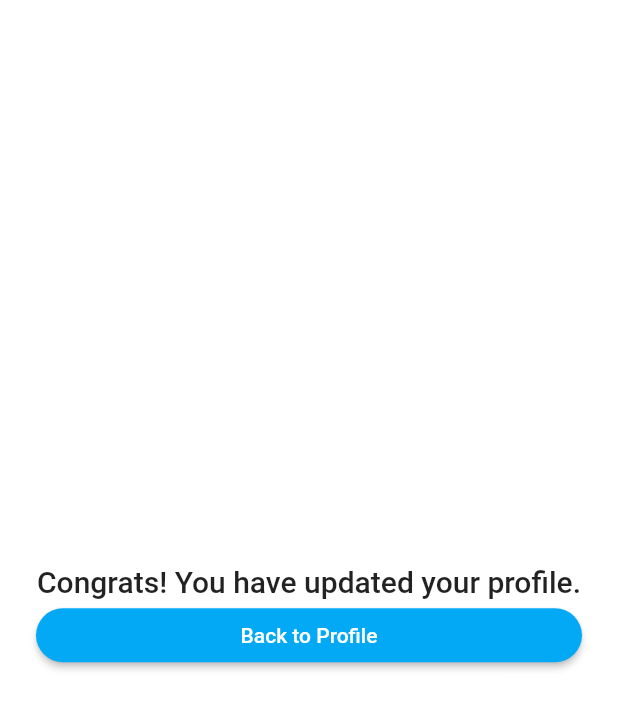
After one commit to MakenaTrust/CS495, a Flutter app: the ProfileUpdateScreen screen opened by its route, after a tap on "Update Profile", on a phone screen of 412 x 824 dp. The commit adds this screen. Shown: the top 709 px of the screen. Run offline on Flutter 3.47's test engine with Material 2 defaults, Android fonts, the phone set to English and light mode, and no system bars; our stand-ins replace cloud_firestore, firebase_auth, firebase_core, firebase_database, qr_flutter; missing offline and left inert: dart:ffi; accounts and stored records are empty.

Commit message:
Added update and query user data. Update profile button on profile with error handling.

```diff
--- /dev/null
+++ b/lib/home_navigation/profile_navigation/profileUpdateSuccess_screen.dart
@@ -0,0 +1,34 @@
+import 'package:flutter/material.dart';
+
+class ProfileUpdateSuccessScreen extends StatelessWidget {
+  const ProfileUpdateSuccessScreen({Key? key}) : super(key: key);
+
+  @override
+  Widget build(BuildContext context) {
+    return Scaffold(
+        backgroundColor: Colors.white,
+        body: Padding(
+          padding: const EdgeInsets.symmetric(horizontal: 24.0),
+          child: Column(
+              mainAxisAlignment: MainAxisAlignment.center,
+              crossAxisAlignment: CrossAxisAlignment.stretch,
+              children: <Widget>[
+                Text(
+                  'Congrats! You have updated your profile.',
+                  style: Theme.of(context).textTheme.headline6,
+                  textAlign: TextAlign.center,
+                ),
+                ElevatedButton(
+                  style: ElevatedButton.styleFrom(
+                      primary: Colors.lightBlue,
+                      shape: RoundedRectangleBorder(
+                          borderRadius: BorderRadius.circular(50))),
+                  child: const Text('Back to Profile'),
+                  onPressed: () {
+                    Navigator.pushNamed(context, 'home_screen');
+                  },
+                ),
+              ]),
+        ));
+  }
+}
--- /dev/null
+++ b/lib/home_navigation/profile_navigation/profileUpdate_screen.dart
@@ -0,0 +1,327 @@
+import 'package:flutter/material.dart';
+import 'package:firebase_auth/firebase_auth.dart';
+import 'package:firebase_database/firebase_database.dart';
+import 'package:cloud_firestore/cloud_firestore.dart';
+import 'package:intl/intl.dart';
+import '/custom/userQuery.dart';
+import '/custom/eventQuery.dart';
+// import 'package:datetime_picker_formfield/datetime_picker_formfield.dart';
+
+class ProfileUpdateScreen extends StatefulWidget {
+  const ProfileUpdateScreen({Key? key}) : super(key: key);
+
+  @override
+  _ProfileUpdateScreenState createState() => _ProfileUpdateScreenState();
+}
+
+class _ProfileUpdateScreenState extends State<ProfileUpdateScreen> {
+  TextEditingController newUsernameController = TextEditingController();
+  TextEditingController newFirstNameController = TextEditingController();
+  TextEditingController newLastNameController = TextEditingController();
+  TextEditingController newPasswordController1 = TextEditingController();
+  TextEditingController newPasswordController2 = TextEditingController();
+
+  final GlobalKey<FormState> _formKey = GlobalKey<FormState>();
+  FirebaseAuth firebaseAuth = FirebaseAuth.instance;
+  DatabaseReference dbRef = FirebaseDatabase.instance.ref().child("Users");
+  String errorMessage = '';
+  bool showSpinner = false;
+  String currentSelectedValue = 'Music';
+  UserQuery x = UserQuery();
+  String fname = " ";
+  String lname = " ";
+  String uName = " ";
+  static const String me = "me";
+  bool changed = false;
+
+  @override
+  void initState() {
+    super.initState();
+    UserQuery x = UserQuery();
+    EventQuery y = EventQuery();
+    x.fetchUserFirstName().then((String result) {
+      setState(() {
+        fname = result;
+      });
+    });
+    x.fetchUserLastName().then((String result) {
+      setState(() {
+        lname = result;
+      });
+    });
+    x.fetchUserName().then((String result) {
+      setState(() {
+        uName = result.toString();
+      });
+    });
+
+    // y.fetchEventName().then((QuerySnapshot result) {
+    //   setState(() {
+    //     eventName = result;
+    //   });
+    //   print(result.docs);
+    // });
+  }
+  // username = x.fetchUserName().toString();
+  // String fname = x.fetchUserFirstName().toString();
+  // String lname = x.fetchUserLastName().toString();
+
+  @override
+  Widget build(BuildContext context) {
+    return Scaffold(
+      appBar: AppBar(
+        leading: const BackButton(
+          color: Colors.white,
+        ),
+      ),
+      backgroundColor: Colors.white,
+      body: Form(
+        key: _formKey,
+        // inAsyncCall: showSpinner,
+        child: Padding(
+          padding: const EdgeInsets.symmetric(horizontal: 24.0),
+          child: Column(
+            mainAxisAlignment: MainAxisAlignment.center,
+            crossAxisAlignment: CrossAxisAlignment.stretch,
+            children: <Widget>[
+              Text('Edit the information you wish to change',
+                  style: TextStyle(fontWeight: FontWeight.bold)),
+              TextFormField(
+                textAlign: TextAlign.center,
+                controller: newUsernameController,
+                //validator: validateEventName,
+                decoration: InputDecoration(
+                  alignLabelWithHint: true,
+                  hintText: '$uName',
+                ),
+              ),
+              Text("Change username"),
+              TextFormField(
+                textAlign: TextAlign.center,
+                controller: newFirstNameController,
+                //validator: validateEventName,
+                decoration: InputDecoration(
+                  alignLabelWithHint: true,
+                  hintText: '$fname',
+                ),
+              ),
+              Text("Change first name"),
+              const SizedBox(
+                height: 8.0,
+              ),
+              TextFormField(
+                textAlign: TextAlign.center,
+                controller: newLastNameController,
+                //validator: validateEventName,
+                decoration: InputDecoration(
+                  alignLabelWithHint: true,
+                  hintText: '$lname',
+                ),
+              ),
+              Text("Change last name"),
+              const SizedBox(
+                height: 8.0,
+              ),
+              TextFormField(
+                textAlign: TextAlign.center,
+                controller: newPasswordController1,
+                // validator: validatePassword,
+                validator: (value) {
+                  String p1 = newPasswordController1.toString();
+                  // String p2 = newPasswordController2.toString();
+                  // if (value == null) {
+                  //   // print(value);
+                  //   return 'Password is required.';
+                  // }
+                  //             String pattern =
+                  //                 r'^(?=.*?[A-Z])(?=.*?[a-z])(?=.*?[0-9])(?=.*[!@#\$&*~-]).{8,}$';
+                  //             RegExp regex = RegExp(pattern);
+                  //             if (!regex.hasMatch(value)) {
+                  //               return '''
+                  // Password must be at least 8 characters,
+                  // include an uppercase letter, number, and symbol.
+                  // ''';
+                  //             }
+                  return null;
+                },
+                obscureText: true,
+                decoration: InputDecoration(
+                  alignLabelWithHint: true,
+                  hintText: 'Enter new password',
+                ),
+              ),
+              // Text("Change password"),
+              TextFormField(
+                textAlign: TextAlign.center,
+                controller: newPasswordController2,
+                obscureText: true,
+                validator: (value) {
+                  String p1 = newPasswordController1.text;
+                  String p2 = newPasswordController2.text;
+                  // if (value == null) {
+                  //   print(value);
+                  //   return 'Password is required.';
+                  // }
+                  if (value != p1) {
+                    if (p1.isEmpty & p1.isNotEmpty) {
+                      // print(value);
+                      // print(p1);
+                      return 'Re-enter password';
+                    } else
+                      return 'Passwords must match.';
+                  }
+                  String pattern =
+                      r'^(?=.*?[A-Z])(?=.*?[a-z])(?=.*?[0-9])(?=.*[!@#\$&*~-]).{8,}$';
+                  RegExp regex = RegExp(pattern);
+                  if (!regex.hasMatch(p2.toString()) && p2.isNotEmpty) {
+                    return '''
+                  Password must be at least 8 characters,
+                  include an uppercase letter, number, and symbol.
+                  ''';
+                  }
+                  return null;
+                },
+                decoration: InputDecoration(
+                  alignLabelWithHint: true,
+                  hintText: 'Re-enter new password',
+                ),
+              ),
+              Text("Change password"),
+              const SizedBox(
+                height: 8.0,
+              ),
+              ElevatedButton(
+                style: ElevatedButton.styleFrom(
+                    primary: Colors.lightBlue,
+                    shape: RoundedRectangleBorder(
+                        borderRadius: BorderRadius.circular(50))),
+                child: const Text('Update Profile'),
+                onPressed: () async {
+                  setState(() {
+                    showSpinner = true;
+                    errorMessage = '';
+                  });
+                  if (_formKey.currentState!.validate()) {
+                    if (newUsernameController.text.isNotEmpty) {
+                      // print("new user : " + '$uName');
+                      try {
+                        x
+                            .updateUserName(newUsernameController.text)
+                            .then((String result) {
+                          setState(() {
+                            newFirstNameController.text = result;
+                          });
+                          changed = true;
+                          // Navigator.pushNamed(
+                          //     context, 'profileUpdateSuccess_screen');
+                        });
+                      } on FirebaseAuthException catch (error) {
+                        errorMessage = error.message!;
+                      }
+                    }
+                    if (newFirstNameController.text.isNotEmpty) {
+                      // print("new user : " + '$uName');
+                      try {
+                        x
+                            .updateFirstName(newFirstNameController.text)
+                            .then((String result) {
+                          setState(() {
+                            newFirstNameController.text = result;
+                          });
+                          changed = true;
+                          // Navigator.pushNamed(
+                          //     context, 'profileUpdateSuccess_screen');
+                        });
+                      } on FirebaseAuthException catch (error) {
+                        errorMessage = error.message!;
+                      }
+                    }
+                    if (newLastNameController.text.isNotEmpty) {
+                      // print("new user : " + '$uName');
+                      try {
+                        x
+                            .updateLastName(newLastNameController.text)
+                            .then((String result) {
+                          setState(() {
+                            newUsernameController.text = result;
+                          });
+                          changed = true;
+                          // Navigator.pushNamed(
+                          //     context, 'profileUpdateSuccess_screen');
+                        });
+                      } on FirebaseAuthException catch (error) {
+                        errorMessage = error.message!;
+                      }
+                    }
+                    if ((newPasswordController1.text.isNotEmpty &
+                            newPasswordController2.text.isNotEmpty) &
+                        (newPasswordController1.text ==
+                            newPasswordController2.text)) {
+                      // print("new pass : " + '$newPasswordController2');
+                      try {
+                        x
+                            .updatePassword(newPasswordController2.text)
+                            .then((String result) {
+                          setState(() {
+                            newPasswordController2.text = result;
+                          });
+                          changed = true;
+                          // Navigator.pushNamed(
+                          //     context, 'profileUpdateSuccess_screen');
+                        });
+                      } on FirebaseAuthException catch (error) {
+                        errorMessage = error.message!;
+                      }
+                    }
+                    if (changed = true) {
+                      Navigator.pushNamed(
+                          context, 'profileUpdateSuccess_screen');
+                    }
+                    setState(() {
+                      showSpinner = false;
+                    });
+                  }
+                },
+              )
+            ],
+          ),
+        ),
+      ),
+    );
+  }
+
+  String? validatePassword(formPassword) {
+    // print(formPassword);
+    String p1 = newPasswordController1.toString();
+    String p2 = newPasswordController2.toString();
+    if (p1 == null || p2 == null) {
+      return 'Password is required.';
+    }
+    String pattern =
+        r'^(?=.*?[A-Z])(?=.*?[a-z])(?=.*?[0-9])(?=.*[!@#\$&*~-]).{8,}$';
+    RegExp regex = RegExp(pattern);
+    if (!regex.hasMatch(formPassword)) {
+      return '''
+      Password must be at least 8 characters,
+      include an uppercase letter, number, and symbol.
+      ''';
+    }
+    if (p1 != p2) {
+      return 'Passwords must match.';
+    }
+    return null;
+  }
+
+  @override
+  void dispose() {
+    super.dispose();
+    // nameController.dispose();
+    newUsernameController.dispose();
+    // ageController.dispose();
+    newUsernameController.dispose();
+    newFirstNameController.dispose();
+    newLastNameController.dispose();
+    newPasswordController1.dispose();
+    newPasswordController2.dispose();
+  }
+}
--- a/lib/main.dart
+++ b/lib/main.dart
@@ -14,6 +14,8 @@ import 'bandedBoot_navigation/registration_navigation/holder_screen.dart';
 import 'home_navigation/profile_navigation/eventCreation_screen.dart';
 import 'home_navigation/profile_navigation/eventCreationSuccess_screen.dart';
 import 'home_navigation/profile_navigation/profileMain_screen.dart';
+import 'home_navigation/profile_navigation/profileUpdate_screen.dart';
+import 'home_navigation/profile_navigation/profileUpdateSuccess_screen.dart';
 
 void main() async {
   WidgetsFlutterBinding.ensureInitialized();
@@ -45,6 +47,8 @@ class AuthApp extends StatelessWidget {
         'eventCreationSuccess_screen': (context) =>
             const EventCreationSuccessScreen(),
         'profileMain_screen': (context) => Profile(),
+        'profileUpdate_screen': (context) => ProfileUpdateScreen(),
+        'profileUpdateSuccess_screen': (context) => ProfileUpdateSuccessScreen()
       },
     );
   }
```
Also changed, not shown: lib/custom/eventQuery.dart (+6 -5 lines), lib/custom/userQuery.dart (+99 -0 lines), lib/home_navigation/profile_navigation/profileMain_screen.dart (+20 -3 lines).
